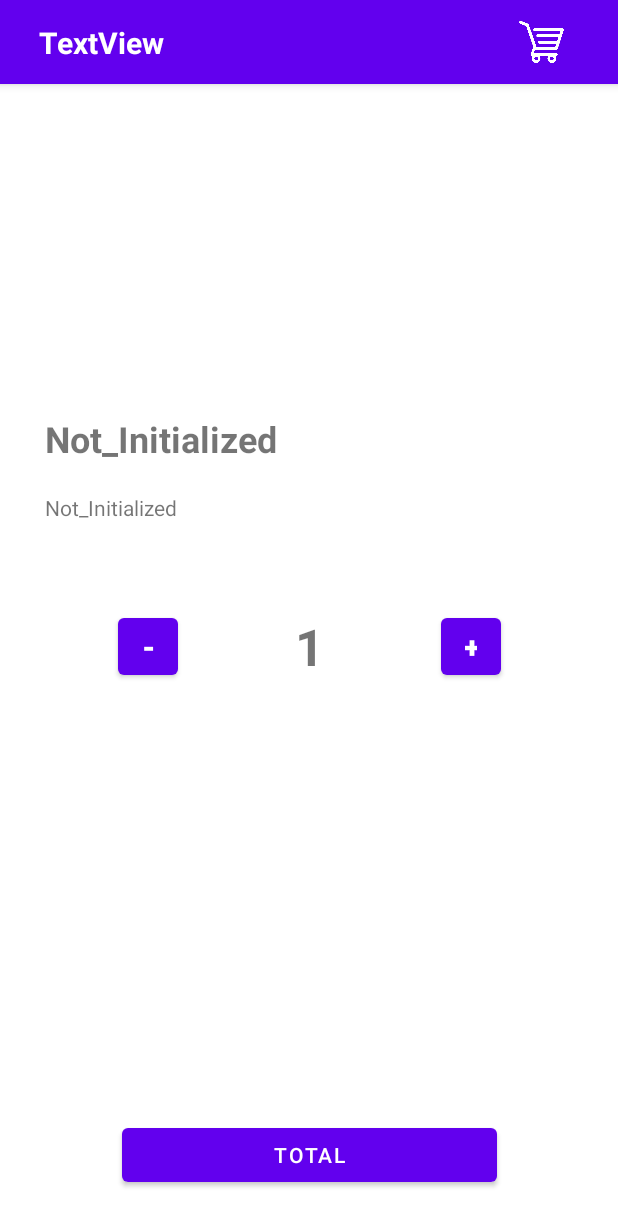
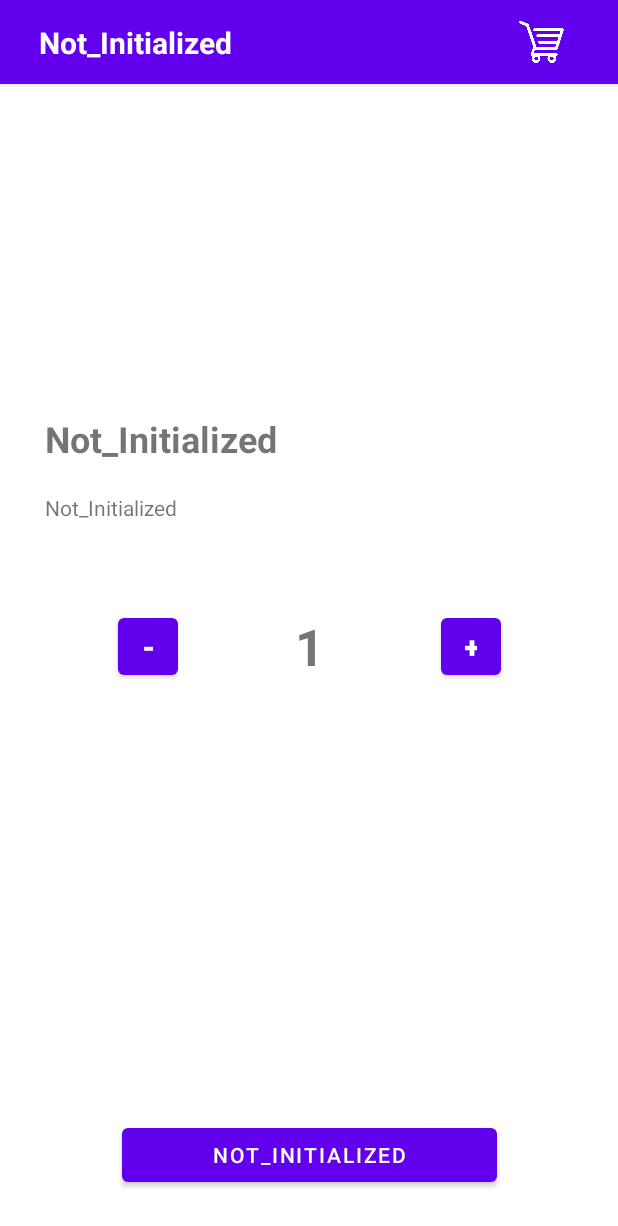
Before and after one commit to Ch1nkara/AndroidERestaurant, an Android app: the MealDetailActivity screen opened directly, with no data from a screen before it, on a phone screen of 412 x 824 dp. Shown: the top 1226 px of the screen. Run offline under Robolectric (Android 15) with nearby library versions, the phone set to English and light mode, and no system bars; network calls fail; 6 statements that could not run were skipped.

Commit message:
filling strings.xml and adding links in layouts

```diff
--- a/app/src/main/res/layout/activity_check_out.xml
+++ b/app/src/main/res/layout/activity_check_out.xml
@@ -17,7 +17,7 @@
         android:id="@+id/checkout"
         android:layout_width="wrap_content"
         android:layout_height="wrap_content"
-        android:text="PAYER"
+        android:text="@string/checkout_pay"
         app:layout_constraintBottom_toBottomOf="parent"
         app:layout_constraintEnd_toEndOf="parent"
         app:layout_constraintStart_toStartOf="parent"
--- a/app/src/main/res/layout/activity_meal_detail.xml
+++ b/app/src/main/res/layout/activity_meal_detail.xml
@@ -20,7 +20,7 @@
         android:layout_marginStart="30dp"
         android:layout_marginTop="20dp"
         android:layout_marginEnd="30dp"
-        android:text="Not_Initialized"
+        android:text="@string/not_initialized"
         android:textSize="24sp"
         android:textStyle="bold"
         app:layout_constraintStart_toStartOf="parent"
@@ -32,7 +32,7 @@
         android:layout_height="wrap_content"
         android:layout_marginStart="30dp"
         android:layout_marginTop="20dp"
-        android:text="Not_Initialized"
+        android:text="@string/not_initialized"
         android:textSize="14sp"
         app:layout_constraintStart_toStartOf="parent"
         app:layout_constraintTop_toBottomOf="@+id/meal_name" />
@@ -42,7 +42,7 @@
         android:layout_width="wrap_content"
         android:layout_height="wrap_content"
         android:layout_marginTop="60dp"
-        android:text="999"
+        android:text="@string/not_initialized"
         android:textSize="34sp"
         android:textStyle="bold"
         app:layout_constraintEnd_toEndOf="parent"
@@ -53,7 +53,7 @@
         android:id="@+id/meal_remove"
         android:layout_width="40dp"
         android:layout_height="50dp"
-        android:text="-"
+        android:text="@string/detail_minus"
         android:textSize="20sp"
         android:textStyle="bold"
         app:layout_constraintBottom_toBottomOf="@+id/meal_count"
@@ -65,7 +65,7 @@
         android:id="@+id/meal_add"
         android:layout_width="40dp"
         android:layout_height="50dp"
-        android:text="+"
+        android:text="@string/plus"
         android:textSize="20sp"
         android:textStyle="bold"
         app:layout_constraintBottom_toBottomOf="@+id/meal_count"
@@ -78,7 +78,7 @@
         android:layout_width="250dp"
         android:layout_height="wrap_content"
         android:layout_marginBottom="30dp"
-        android:text="TOTAL"
+        android:text="@string/not_initialized"
         app:layout_constraintBottom_toBottomOf="parent"
         app:layout_constraintEnd_toEndOf="parent"
         app:layout_constraintStart_toStartOf="parent" />
--- a/app/src/main/res/layout/activity_meal_list.xml
+++ b/app/src/main/res/layout/activity_meal_list.xml
@@ -1,6 +1,5 @@
 <?xml version="1.0" encoding="utf-8"?>
 <androidx.constraintlayout.widget.ConstraintLayout xmlns:android="http://schemas.android.com/apk/res/android"
-    xmlns:app="http://schemas.android.com/apk/res-auto"
     xmlns:tools="http://schemas.android.com/tools"
     android:layout_width="match_parent"
     android:layout_height="match_parent"
--- a/app/src/main/res/layout/custom_action_bar.xml
+++ b/app/src/main/res/layout/custom_action_bar.xml
@@ -9,7 +9,7 @@
         android:layout_width="wrap_content"
         android:layout_height="wrap_content"
         android:layout_marginStart="10dp"
-        android:text="TextView"
+        android:text="@string/not_initialized"
         android:textColor="@color/white"
         android:textSize="20sp"
         android:textStyle="bold"
@@ -25,14 +25,15 @@
         app:layout_constraintBottom_toBottomOf="parent"
         app:layout_constraintEnd_toEndOf="parent"
         app:layout_constraintTop_toTopOf="parent"
-        app:srcCompat="@drawable/cart" />
+        app:srcCompat="@drawable/cart"
+        android:contentDescription="@string/actionBar_imageDescription" />
 
     <TextView
         android:id="@+id/nb_in_cart"
         android:layout_width="20dp"
         android:layout_height="20dp"
         android:background="@drawable/rounded_corner"
-        android:text="0"
+        android:text="@string/not_initialized"
         android:textAlignment="center"
         android:textColor="@color/black"
         android:textStyle="bold"
--- a/app/src/main/res/layout/item_picture.xml
+++ b/app/src/main/res/layout/item_picture.xml
@@ -1,7 +1,6 @@
 <?xml version="1.0" encoding="utf-8"?>
 <androidx.constraintlayout.widget.ConstraintLayout xmlns:android="http://schemas.android.com/apk/res/android"
     xmlns:app="http://schemas.android.com/apk/res-auto"
-    xmlns:tools="http://schemas.android.com/tools"
     android:layout_width="match_parent"
     android:layout_height="match_parent">
 
@@ -11,5 +10,6 @@
         android:layout_height="match_parent"
         app:layout_constraintStart_toStartOf="parent"
         app:layout_constraintTop_toTopOf="parent"
-        app:srcCompat="@drawable/entree" />
+        app:srcCompat="@drawable/entree"
+        android:contentDescription="@string/itemListPicture_imageDescription" />
 </androidx.constraintlayout.widget.ConstraintLayout>
```
Also changed, not shown: app/src/main/java/fr/isen/vincentdubaret/androiderestaurant/CheckOutActivity.kt (+8 -6 lines), app/src/main/res/layout/action_bar.xml (deleted, +0 -30 lines), app/src/main/res/layout/activity_home.xml (+7 -6 lines), app/src/main/res/layout/item_checkout.xml (+11 -23 lines), app/src/main/res/layout/item_list.xml (+5 -5 lines), app/src/main/res/values/strings.xml (+15 -20 lines).
